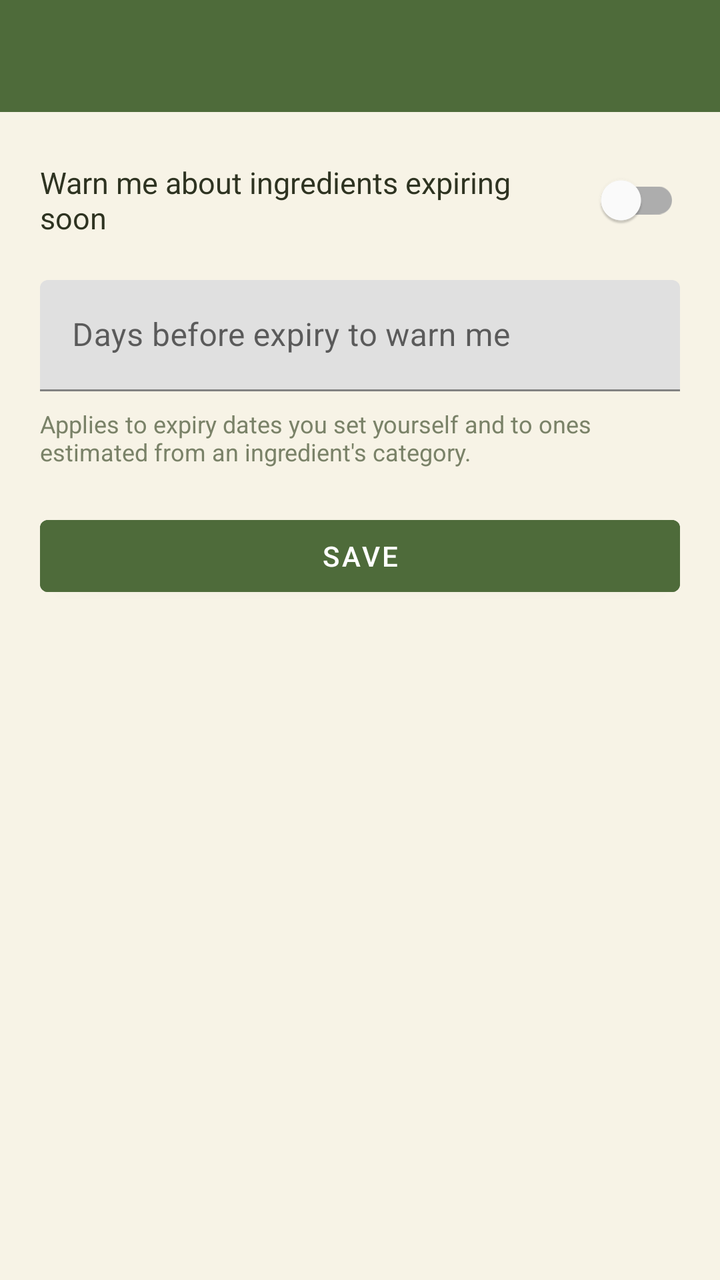
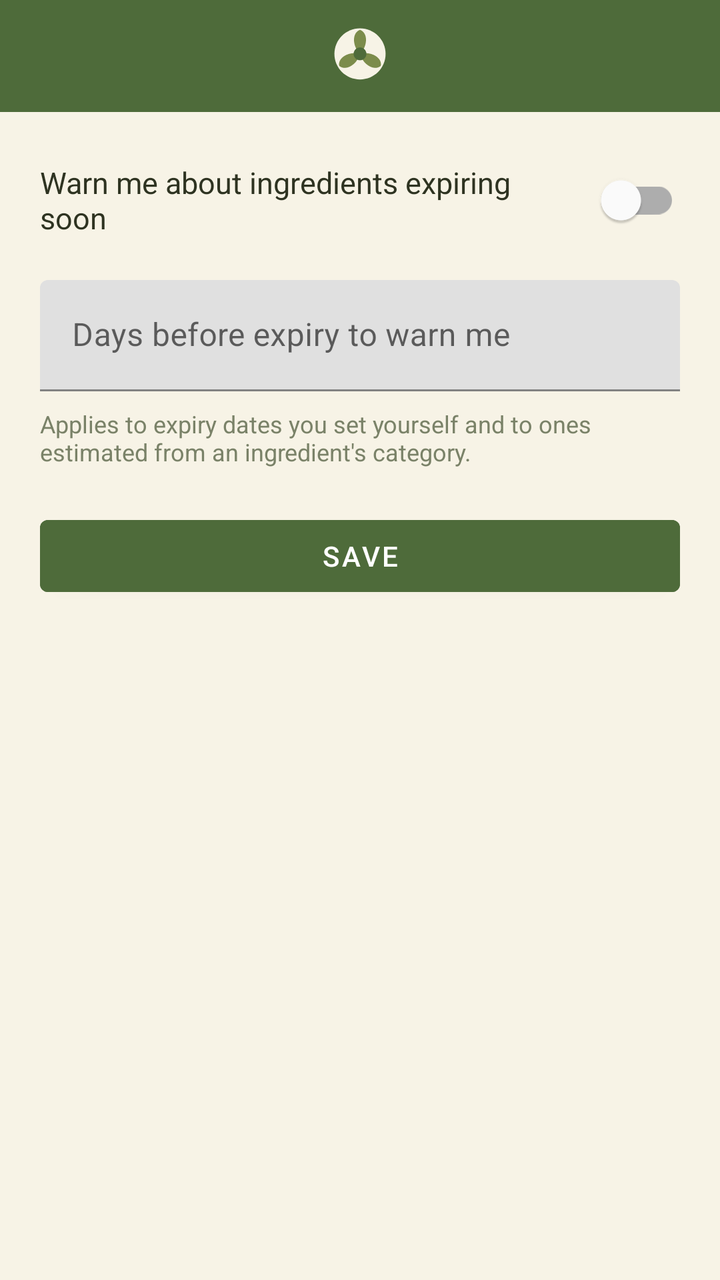

Screens rendered from an Android XML layout before and after an edit, with the pre-edit source and the edit as a unified diff.
<!-- AndroidManifest.xml: application theme Theme.ScrapsToSavory -->
<!-- res/layout/activity_settings.xml -->
<?xml version="1.0" encoding="utf-8"?>
<androidx.drawerlayout.widget.DrawerLayout xmlns:android="http://schemas.android.com/apk/res/android"
    xmlns:app="http://schemas.android.com/apk/res-auto"
    android:id="@+id/drawerLayout"
    android:layout_width="match_parent"
    android:layout_height="match_parent">

    <androidx.constraintlayout.widget.ConstraintLayout
        android:layout_width="match_parent"
        android:layout_height="match_parent"
        android:background="@color/pantry_background">

        <androidx.appcompat.widget.Toolbar
            android:id="@+id/toolbar"
            android:layout_width="match_parent"
            android:layout_height="?attr/actionBarSize"
            android:background="@color/pantry_primary"
            android:titleTextColor="@color/white"
            app:layout_constraintTop_toTopOf="parent" />

        <ScrollView
            android:layout_width="match_parent"
            android:layout_height="0dp"
            android:fillViewport="true"
            app:layout_constraintTop_toBottomOf="@id/toolbar"
            app:layout_constraintBottom_toBottomOf="parent">

            <LinearLayout
                android:layout_width="match_parent"
                android:layout_height="wrap_content"
                android:orientation="vertical"
                android:padding="20dp">

                <LinearLayout
                    android:layout_width="match_parent"
                    android:layout_height="wrap_content"
                    android:gravity="center_vertical"
                    android:orientation="horizontal">

                    <TextView
                        android:layout_width="0dp"
                        android:layout_height="wrap_content"
                        android:layout_weight="1"
                        android:text="@string/settings_expiring_alerts_switch"
                        android:textColor="@color/pantry_text_primary"
                        android:textSize="15sp" />

                    <com.google.android.material.switchmaterial.SwitchMaterial
                        android:id="@+id/switchExpiringSoonAlerts"
                        android:layout_width="wrap_content"
                        android:layout_height="wrap_content" />
                </LinearLayout>

                <com.google.android.material.textfield.TextInputLayout
                    android:id="@+id/layoutExpiringDays"
                    android:layout_width="match_parent"
                    android:layout_height="wrap_content"
                    android:layout_marginTop="16dp">

                    <com.google.android.material.textfield.TextInputEditText
                        android:id="@+id/editExpiringDays"
                        android:layout_width="match_parent"
                        android:layout_height="wrap_content"
                        android:hint="@string/settings_expiring_days_hint"
                        android:inputType="number" />
                </com.google.android.material.textfield.TextInputLayout>

                <TextView
                    android:layout_width="match_parent"
                    android:layout_height="wrap_content"
                    android:layout_marginTop="8dp"
                    android:text="@string/settings_expiring_days_note"
                    android:textColor="@color/pantry_text_secondary"
                    android:textSize="12sp" />

                <Button
                    android:id="@+id/buttonSaveSettings"
                    android:layout_width="match_parent"
                    android:layout_height="wrap_content"
                    android:layout_marginTop="20dp"
                    android:backgroundTint="@color/pantry_primary"
                    android:text="@string/save"
                    android:textColor="@color/white" />

            </LinearLayout>
        </ScrollView>

    </androidx.constraintlayout.widget.ConstraintLayout>

    <com.google.android.material.navigation.NavigationView
        android:id="@+id/navigationView"
        android:layout_width="280dp"
        android:layout_height="match_parent"
        android:layout_gravity="start"
        android:background="@color/pantry_surface"
        app:itemIconTint="@color/nav_item_color"
        app:itemTextColor="@color/nav_item_color"
        app:menu="@menu/menu_nav_drawer" />

</androidx.drawerlayout.widget.DrawerLayout>
<!-- resources referenced by this layout -->
<resources>
  <color name="pantry_background">#F7F3E6</color>
  <color name="pantry_primary">#4E6B3A</color>
  <color name="pantry_surface">#FFFFFF</color>
  <color name="pantry_text_primary">#2E3321</color>
  <color name="pantry_text_secondary">#7A8268</color>
  <color name="white">#FFFFFF</color>
  <string name="save">Save</string>
  <string name="settings_expiring_alerts_switch">Warn me about ingredients expiring soon</string>
  <string name="settings_expiring_days_hint">Days before expiry to warn me</string>
  <string name="settings_expiring_days_note">Applies to expiry dates you set yourself and to ones estimated from an ingredient\'s category.</string>
  <style name="Theme.ScrapsToSavory" parent="Theme.MaterialComponents.Light.NoActionBar">
          <item name="colorPrimary">@color/pantry_primary</item>
          <item name="colorPrimaryDark">@color/pantry_primary_dark</item>
          <item name="colorAccent">@color/pantry_accent</item>
          <item name="android:windowBackground">@color/pantry_background</item>
      </style>
  <color name="pantry_primary_dark">#35492A</color>
  <color name="pantry_accent">#7C8C4B</color>
</resources>

<!-- the commit's change to res/layout/activity_settings.xml (unified diff, before → after) -->
@@ -16,7 +16,15 @@
             android:layout_height="?attr/actionBarSize"
             android:background="@color/pantry_primary"
             android:titleTextColor="@color/white"
-            app:layout_constraintTop_toTopOf="parent" />
+            app:layout_constraintTop_toTopOf="parent">
+
+            <ImageView
+                android:layout_width="32dp"
+                android:layout_height="32dp"
+                android:layout_gravity="center"
+                android:contentDescription="@string/app_name"
+                android:src="@drawable/ic_logo_toolbar" />
+        </androidx.appcompat.widget.Toolbar>
 
         <ScrollView
             android:layout_width="match_parent"
<!-- resource entries referenced after the edit -->
@@ -6,6 +6,51 @@
   <color name="pantry_text_primary">#2E3321</color>
   <color name="pantry_text_secondary">#7A8268</color>
   <color name="white">#FFFFFF</color>
+  <!-- drawable ic_logo_toolbar (drawable) -->
+  <vector xmlns:android="http://schemas.android.com/apk/res/android"
+      android:width="120dp"
+      android:height="120dp"
+      android:viewportWidth="120"
+      android:viewportHeight="120">
+  
+      
+      <path
+          android:fillColor="@color/pantry_background"
+          android:pathData="M60,8 C86.5097,8 108,29.4903 108,56 C108,82.5097 86.5097,104 60,104 C33.4903,104 12,82.5097 12,56 C12,29.4903 33.4903,8 60,8 Z" />
+  
+      <group
+          android:pivotX="60"
+          android:pivotY="56"
+          android:rotation="0">
+          <path
+              android:fillColor="@color/pantry_accent"
+              android:pathData="M60,56 C45,41 45,16 60,11 C75,16 75,41 60,56 Z" />
+      </group>
+  
+      <group
+          android:pivotX="60"
+          android:pivotY="56"
+          android:rotation="120">
+          <path
+              android:fillColor="@color/pantry_accent"
+              android:pathData="M60,56 C45,41 45,16 60,11 C75,16 75,41 60,56 Z" />
+      </group>
+  
+      <group
+          android:pivotX="60"
+          android:pivotY="56"
+          android:rotation="240">
+          <path
+              android:fillColor="@color/pantry_accent"
+              android:pathData="M60,56 C45,41 45,16 60,11 C75,16 75,41 60,56 Z" />
+      </group>
+  
+      <path
+          android:fillColor="@color/pantry_primary"
+          android:pathData="M60,44 C66.6274,44 72,49.3726 72,56 C72,62.6274 66.6274,68 60,68 C53.3726,68 48,62.6274 48,56 C48,49.3726 53.3726,44 60,44 Z" />
+  
+  </vector>
+  <string name="app_name">Scraps to Savory</string>
   <string name="save">Save</string>
   <string name="settings_expiring_alerts_switch">Warn me about ingredients expiring soon</string>
   <string name="settings_expiring_days_hint">Days before expiry to warn me</string>
